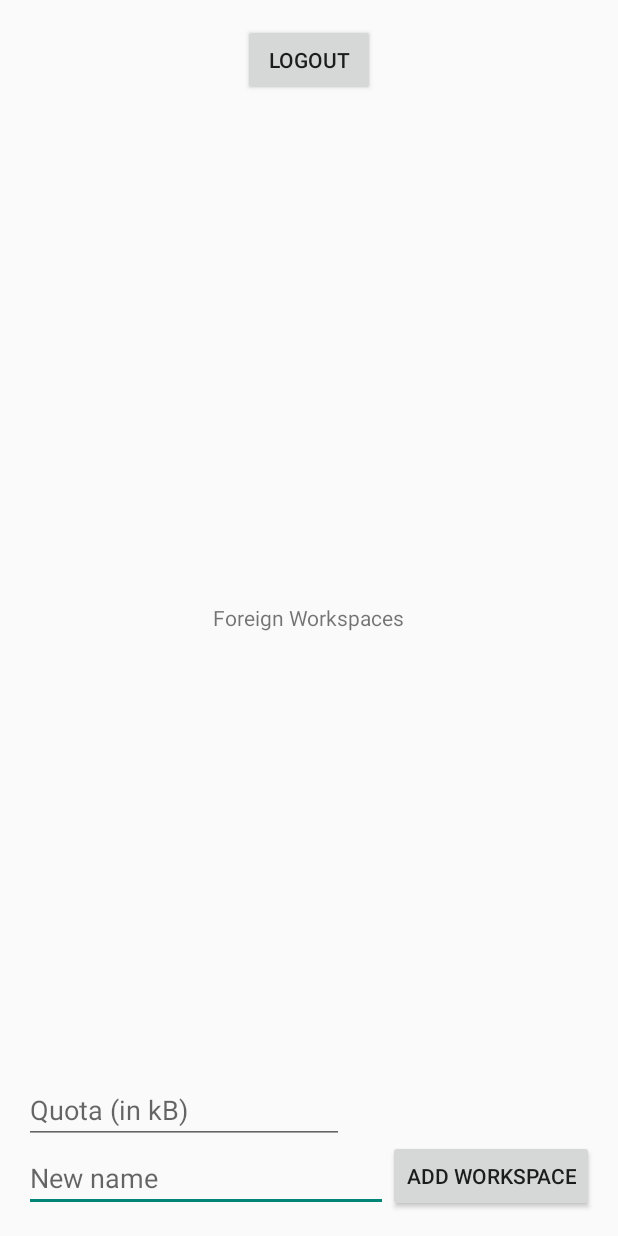
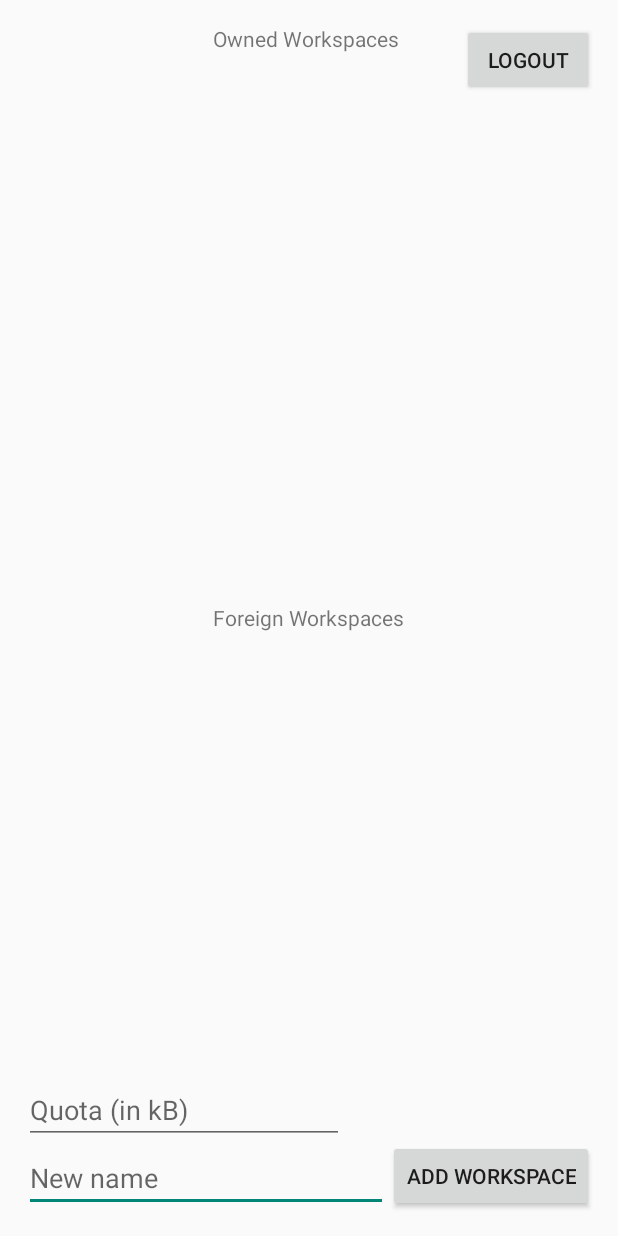
Before and after one commit to diogoleitao/airdesk, an Android app: the layout activity_list_workspaces.xml on its own in the app's theme, with its tools: preview values and no code run, on a phone screen of 412 x 824 dp. Run offline under Robolectric (Android 15) with nearby library versions, the phone set to English and light mode, and no system bars.

Commit message:
added a Onwed Workspaces textview in list activity

```diff
--- a/app/src/main/java/pt/utl/ist/cmov/airdesk/activities/workspaceSettings.java
+++ b/app/src/main/java/pt/utl/ist/cmov/airdesk/activities/workspaceSettings.java
@@ -116,14 +116,14 @@ public class workspaceSettings extends ActionBarActivity {
     public void inviteUser(View v) {
         String username = ((TextView)findViewById(R.id.inviteUserText)).getText().toString();
 
-        if (username.equals(manager.getLoggedUser())) {
+     /*   if (username.equals(manager.getLoggedUser())) {
             Context context = getApplicationContext();
             CharSequence text = "You can't invite yourself!";
             int duration = Toast.LENGTH_SHORT;
             Toast toast = Toast.makeText(context, text, duration);
             toast.show();
             return;
-        }
+        } */
 
         try {
             manager.inviteUser(username);
--- a/app/src/main/java/pt/utl/ist/cmov/airdesk/domain/User.java
+++ b/app/src/main/java/pt/utl/ist/cmov/airdesk/domain/User.java
@@ -122,6 +122,7 @@ public class User implements Serializable{
 	 * @param workspace
 	 */
 	public void addUserToWorkspace(String email, String workspace) throws UserAlreadyHasPermissionsInWorkspaceException {
+
         if (getOwnedWorkspaces().get(workspace).getAccessLists().containsKey(email))
             throw new UserAlreadyHasPermissionsInWorkspaceException();
 		Privileges privileges = new Privileges();
--- a/app/src/main/res/layout/activity_list_workspaces.xml
+++ b/app/src/main/res/layout/activity_list_workspaces.xml
@@ -54,10 +54,11 @@
         android:layout_height="wrap_content"
         android:text="Logout"
         android:id="@+id/bt_logout"
+        android:onClick="logout"
+        android:maxLines="1"
         android:layout_alignParentTop="true"
-        android:layout_centerHorizontal="true"
-        android:onClick="logout"
-        android:maxLines="1"/>
+        android:layout_alignParentRight="true"
+        android:layout_alignParentEnd="true" />
 
     <ListView
         android:layout_width="wrap_content"
@@ -77,4 +78,13 @@
         android:layout_centerVertical="true"
         android:layout_centerHorizontal="true" />
 
+    <TextView
+        android:layout_width="wrap_content"
+        android:layout_height="wrap_content"
+        android:id="@+id/textView"
+        android:text="Owned Workspaces"
+        android:layout_alignParentTop="true"
+        android:layout_alignLeft="@+id/foreignWorkspacesText"
+        android:layout_alignStart="@+id/foreignWorkspacesText" />
+
 </RelativeLayout>
```
